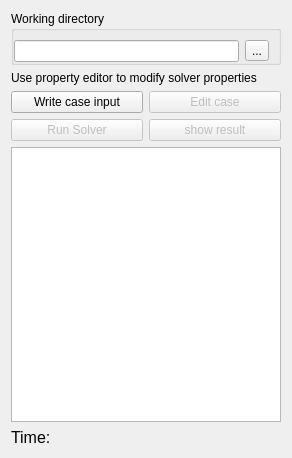
First picture: the form in src/Mod/Cfd/TaskPanelCfdSolverControl.ui, repository makkemal/FreeCAD, before the edit.
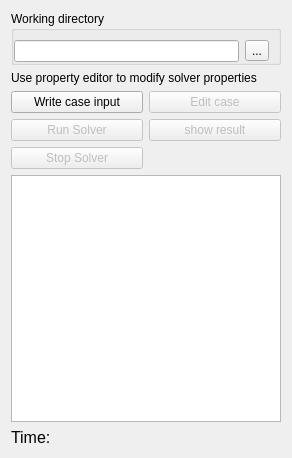
Second picture: the form after the edit.

Commit message: CFD: Run/stop solver asynchronously from GUI and plot residual during execution

```diff
--- a/src/Mod/Cfd/TaskPanelCfdSolverControl.ui
+++ b/src/Mod/Cfd/TaskPanelCfdSolverControl.ui
@@ -98,6 +98,16 @@
        </property>
       </widget>
      </item>
+     <item row="3" column="0">
+      <widget class="QPushButton" name="terminateOFsolver">
+       <property name="enabled">
+        <bool>false</bool>
+       </property>
+       <property name="text">
+        <string>Stop Solver</string>
+       </property>
+      </widget>
+     </item>
     </layout>
    </item>
    <item>
```
The commit also changes 2 other files.
